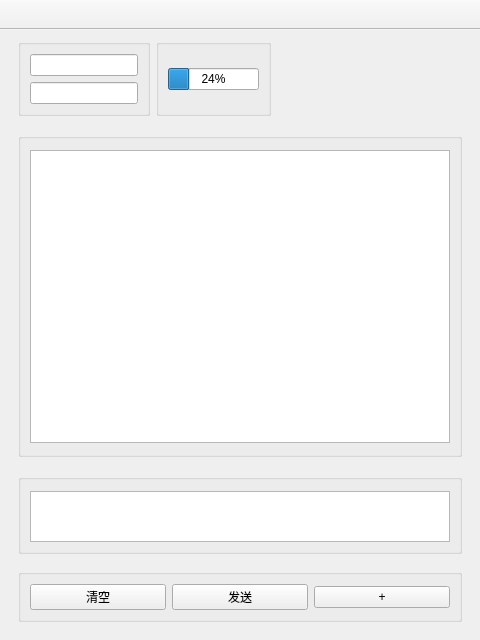
The window that ChatByUdp/mainwindow.ui (Ray7heo/QtProject) describes before a commit, drawn with Qt 5.
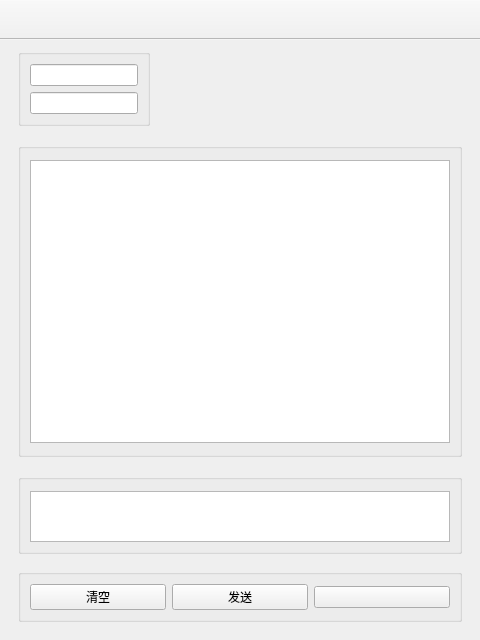
The same window after the commit. Icons and pictures are not drawn.

```diff
--- a/ChatByUdp/mainwindow.ui
+++ b/ChatByUdp/mainwindow.ui
@@ -111,7 +111,11 @@
              <cursorShape>PointingHandCursor</cursorShape>
             </property>
             <property name="text">
-             <string>+</string>
+             <string/>
+            </property>
+            <property name="icon">
+             <iconset resource="src.qrc">
+              <normaloff>:/src/add_200.png</normaloff>:/src/add_200.png</iconset>
             </property>
            </widget>
           </item>
@@ -237,46 +241,6 @@
          </layout>
         </widget>
        </item>
-       <item row="0" column="1">
-        <widget class="QGroupBox" name="groupBox_5">
-         <property name="sizePolicy">
-          <sizepolicy hsizetype="Fixed" vsizetype="Preferred">
-           <horstretch>0</horstretch>
-           <verstretch>0</verstretch>
-          </sizepolicy>
-         </property>
-         <property name="title">
-          <string/>
-         </property>
-         <property name="flat">
-          <bool>true</bool>
-         </property>
-         <layout class="QGridLayout" name="gridLayout_10">
-          <item row="0" column="0">
-           <widget class="QProgressBar" name="progressBar">
-            <property name="sizePolicy">
-             <sizepolicy hsizetype="Fixed" vsizetype="Fixed">
-              <horstretch>0</horstretch>
-              <verstretch>0</verstretch>
-             </sizepolicy>
-            </property>
-            <property name="value">
-             <number>24</number>
-            </property>
-            <property name="orientation">
-             <enum>Qt::Horizontal</enum>
-            </property>
-            <property name="invertedAppearance">
-             <bool>false</bool>
-            </property>
-            <property name="textDirection">
-             <enum>QProgressBar::TopToBottom</enum>
-            </property>
-           </widget>
-          </item>
-         </layout>
-        </widget>
-       </item>
       </layout>
      </widget>
     </item>
@@ -286,13 +250,13 @@
    <property name="minimumSize">
     <size>
      <width>0</width>
-     <height>30</height>
+     <height>40</height>
     </size>
    </property>
    <property name="maximumSize">
     <size>
      <width>16777215</width>
-     <height>30</height>
+     <height>40</height>
     </size>
    </property>
    <property name="windowTitle">
```
Left out of the diff: 96 changed lines with no effect on the pictures.
